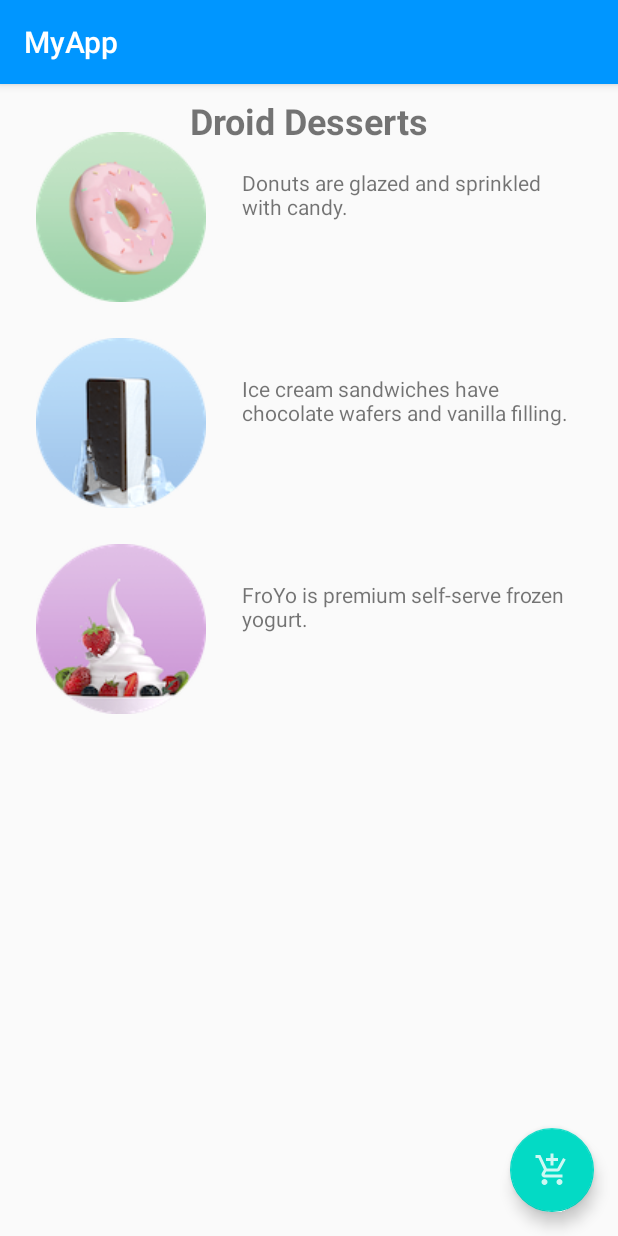
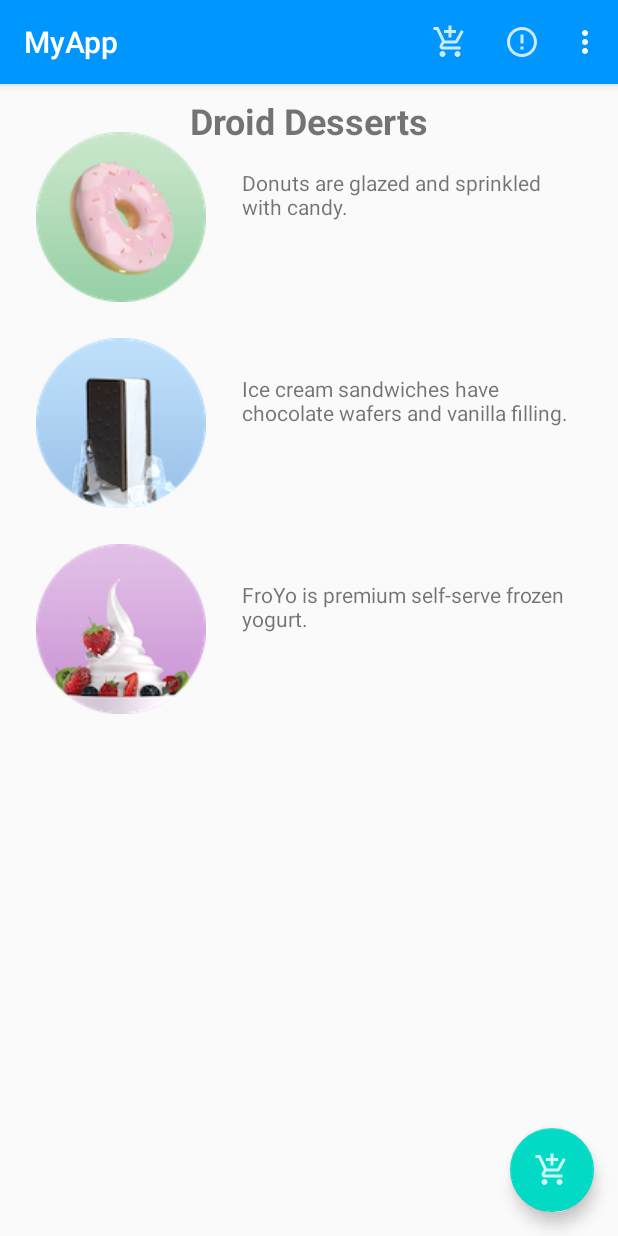
Before and after one commit to FarrasHakim/mobileprogramming, an Android app: the screen it shows after launch (MainActivity), on a phone screen of 412 x 824 dp. Run offline under Robolectric (Android 15) with nearby library versions, the phone set to English and light mode, and no system bars.

Commit message:
Menu Picker for Droid Dessert

```diff
--- a/HelloWorld/app/src/main/AndroidManifest.xml
+++ b/HelloWorld/app/src/main/AndroidManifest.xml
@@ -9,15 +9,18 @@
             android:roundIcon="@mipmap/profile_test2_round"
             android:supportsRtl="true"
             android:theme="@style/AppTheme">
-        <activity android:name=".OrderActivity">
-        </activity>
-        <activity android:name=".MainActivity">
+        <activity
+                android:name=".MainActivity"
+                android:label="@string/app_name"
+                android:theme="@style/AppTheme.NoActionBar"
+        >
             <intent-filter>
                 <action android:name="android.intent.action.MAIN"/>
 
                 <category android:name="android.intent.category.LAUNCHER"/>
             </intent-filter>
         </activity>
+        <activity android:name=".OrderActivity"/>
     </application>
 
 </manifest>
--- a/HelloWorld/app/src/main/java/id/ac/ui/cs/mobileprogramming/helloworld/MainActivity.java
+++ b/HelloWorld/app/src/main/java/id/ac/ui/cs/mobileprogramming/helloworld/MainActivity.java
@@ -3,9 +3,12 @@ package id.ac.ui.cs.mobileprogramming.helloworld;
 import android.content.Intent;
 import android.os.Bundle;
 import android.util.Log;
+import android.view.Menu;
+import android.view.MenuItem;
 import android.view.View;
 import android.widget.Toast;
 import androidx.appcompat.app.AppCompatActivity;
+import androidx.appcompat.widget.Toolbar;
 
 public class MainActivity extends AppCompatActivity {
     private String mOrderMessage;
@@ -16,7 +19,58 @@ public class MainActivity extends AppCompatActivity {
     protected void onCreate(Bundle savedInstanceState) {
         super.onCreate(savedInstanceState);
         setContentView(R.layout.activity_main);
+
+        Toolbar toolbar = findViewById(R.id.toolbar);
+        setSupportActionBar(toolbar);
+
         Log.d("Test Debugging", "Hello There. Ini On Create");
+    }
+
+    /**
+     * Inflates the menu, and adds items to the action bar if it is present.
+     *
+     * @param menu Menu to inflate.
+     * @return Returns true if the menu inflated.
+     */
+    @Override
+    public boolean onCreateOptionsMenu(Menu menu) {
+        // Inflate the menu; this adds items to the action bar if it is present.
+        getMenuInflater().inflate(R.menu.menu_main, menu);
+        return true;
+    }
+
+    /**
+     * Handles app bar item clicks.
+     *
+     * @param item Item clicked.
+     * @return True if one of the defined items was clicked.
+     */
+    @Override
+    public boolean onOptionsItemSelected(MenuItem item) {
+        switch (item.getItemId()) {
+            case R.id.action_order:
+                if (mOrderMessage != null) {
+                    Intent intent = new Intent(MainActivity.this, OrderActivity.class);
+                    intent.putExtra(EXTRA_MESSAGE, mOrderMessage);
+                    startActivity(intent);
+                } else {
+                    displayToast("You have to order something.");
+                }
+                return true;
+            case R.id.action_status:
+                displayToast(getString(R.string.action_status_message));
+                return true;
+            case R.id.action_favorites:
+                displayToast(getString(R.string.action_favorites_message));
+                return true;
+            case R.id.action_contact:
+                displayToast(getString(R.string.action_contact_message));
+                return true;
+            default:
+                // Do nothing
+        }
+
+        return super.onOptionsItemSelected(item);
     }
 
     public void onClick(View view) {
--- /dev/null
+++ b/HelloWorld/app/src/main/res/drawable-anydpi/ic_favorites.xml
@@ -0,0 +1,11 @@
+<vector xmlns:android="http://schemas.android.com/apk/res/android"
+    android:width="24dp"
+    android:height="24dp"
+    android:viewportWidth="24"
+    android:viewportHeight="24"
+    android:tint="#FFFFFF"
+    android:alpha="0.8">
+    <path
+        android:fillColor="#FF000000"
+        android:pathData="M12,21.35l-1.45,-1.32C5.4,15.36 2,12.28 2,8.5 2,5.42 4.42,3 7.5,3c1.74,0 3.41,0.81 4.5,2.09C13.09,3.81 14.76,3 16.5,3 19.58,3 22,5.42 22,8.5c0,3.78 -3.4,6.86 -8.55,11.54L12,21.35z"/>
+</vector>
--- /dev/null
+++ b/HelloWorld/app/src/main/res/drawable-anydpi/ic_status_info.xml
@@ -0,0 +1,11 @@
+<vector xmlns:android="http://schemas.android.com/apk/res/android"
+    android:width="24dp"
+    android:height="24dp"
+    android:viewportWidth="24"
+    android:viewportHeight="24"
+    android:tint="#FFFFFF"
+    android:alpha="0.8">
+    <path
+        android:fillColor="#FF000000"
+        android:pathData="M11,15h2v2h-2zM11,7h2v6h-2zM11.99,2C6.47,2 2,6.48 2,12s4.47,10 9.99,10C17.52,22 22,17.52 22,12S17.52,2 11.99,2zM12,20c-4.42,0 -8,-3.58 -8,-8s3.58,-8 8,-8 8,3.58 8,8 -3.58,8 -8,8z"/>
+</vector>
--- a/HelloWorld/app/src/main/res/layout/activity_main.xml
+++ b/HelloWorld/app/src/main/res/layout/activity_main.xml
@@ -1,11 +1,25 @@
 <?xml version="1.0" encoding="utf-8"?>
-<androidx.constraintlayout.widget.ConstraintLayout xmlns:android="http://schemas.android.com/apk/res/android"
+<androidx.coordinatorlayout.widget.CoordinatorLayout
+        xmlns:android="http://schemas.android.com/apk/res/android"
     xmlns:app="http://schemas.android.com/apk/res-auto"
     xmlns:tools="http://schemas.android.com/tools"
     android:layout_width="match_parent"
     android:layout_height="match_parent"
     tools:context=".MainActivity">
 
-    <include layout="@layout/content_main"></include>
+    <com.google.android.material.appbar.AppBarLayout
+            android:layout_width="match_parent"
+            android:layout_height="wrap_content"
+            android:theme="@style/AppTheme.AppBarOverlay">
+        <androidx.appcompat.widget.Toolbar
+                android:id="@+id/toolbar"
+                android:layout_width="match_parent"
+                android:layout_height="?attr/actionBarSize"
+                android:background="?attr/colorPrimary"
+                app:popupTheme="@style/AppTheme.PopupOverlay"
+        />
+    </com.google.android.material.appbar.AppBarLayout>
 
-</androidx.constraintlayout.widget.ConstraintLayout>
+    <include layout="@layout/content_main"/>
+
+</androidx.coordinatorlayout.widget.CoordinatorLayout>
--- a/HelloWorld/app/src/main/res/layout/content_main.xml
+++ b/HelloWorld/app/src/main/res/layout/content_main.xml
@@ -5,6 +5,8 @@
         xmlns:tools="http://schemas.android.com/tools"
         android:layout_width="match_parent"
         android:layout_height="match_parent"
+        app:layout_behavior="@string/appbar_scrolling_view_behavior"
+        tools:context=".MainActivity"
         tools:showIn="@layout/activity_main"
 >
     <TextView android:layout_width="wrap_content"
--- /dev/null
+++ b/HelloWorld/app/src/main/res/menu/menu_main.xml
@@ -0,0 +1,34 @@
+<?xml version="1.0" encoding="utf-8"?>
+<menu xmlns:android="http://schemas.android.com/apk/res/android"
+      xmlns:app="http://schemas.android.com/apk/res-auto"
+      xmlns:tools="http://schemas.android.com/tools"
+      tools:context="com.example.android.droidcafeoptions.MainActivity">
+    <item
+            android:id="@+id/action_contact"
+            android:orderInCategory="100"
+            android:title="@string/action_contact"
+            app:showAsAction="never" />
+    <item
+            android:id="@+id/action_order"
+            android:icon="@drawable/ic_shopping_cart"
+            android:orderInCategory="10"
+            android:title="@string/action_order"
+            app:showAsAction="always" />
+    <item
+            android:id="@+id/action_status"
+            android:orderInCategory="20"
+            android:icon="@drawable/ic_status_info"
+            android:title="@string/action_status"
+            app:showAsAction="always" />
+    <item
+            android:id="@+id/action_favorites"
+            android:orderInCategory="30"
+            android:icon="@drawable/ic_favorites"
+            android:title="@string/action_favorites"
+            app:showAsAction="ifRoom" />
+    <item
+            android:id="@+id/action_settings"
+            android:orderInCategory="90"
+            android:title="@string/action_settings"
+            app:showAsAction="never" />
+</menu>
--- a/HelloWorld/app/src/main/res/values/strings.xml
+++ b/HelloWorld/app/src/main/res/values/strings.xml
@@ -16,6 +16,18 @@
     <string name="same_day_text">Same day messenger service</string>
     <string name="next_day_text">Next day ground delivery</string>
     <string name="pick_up_text">Pick up</string>
+
+    <string name="action_contact">Contact</string>
+    <string name="action_order">Order</string>
+    <string name="action_status">Status</string>
+    <string name="action_favorites">Favorites</string>
+    <string name="action_settings">Settings</string>
+
+    <string name="action_order_message">You selected Order.</string>
+    <string name="action_status_message">You selected Status.</string>
+    <string name="action_favorites_message">You selected Favorites.</string>
+    <string name="action_contact_message">You selected Contact.</string>
+
     <string-array name="labels_array">
         <item>Home</item>
         <item>Work</item>
--- a/HelloWorld/app/src/main/res/values/styles.xml
+++ b/HelloWorld/app/src/main/res/values/styles.xml
@@ -7,4 +7,15 @@
         <item name="colorAccent">@color/colorAccent</item>
     </style>
 
+    <style name="AppTheme.NoActionBar">
+        <item name="windowActionBar">false</item>
+        <item name="windowNoTitle">true</item>
+    </style>
+
+    <style name="AppTheme.AppBarOverlay"
+           parent="ThemeOverlay.AppCompat.Dark.ActionBar" />
+
+    <style name="AppTheme.PopupOverlay"
+           parent="ThemeOverlay.AppCompat.Light" />
+
 </resources>
```
Also changed, not shown: HelloWorld/app/src/main/res/drawable-hdpi/ic_favorites.png (added), HelloWorld/app/src/main/res/drawable-hdpi/ic_status_info.png (added), HelloWorld/app/src/main/res/drawable-mdpi/ic_favorites.png (added), HelloWorld/app/src/main/res/drawable-mdpi/ic_status_info.png (added), HelloWorld/app/src/main/res/drawable-xhdpi/ic_favorites.png (added), HelloWorld/app/src/main/res/drawable-xhdpi/ic_status_info.png (added), HelloWorld/app/src/main/res/drawable-xxhdpi/ic_favorites.png (added), HelloWorld/app/src/main/res/drawable-xxhdpi/ic_status_info.png (added).
